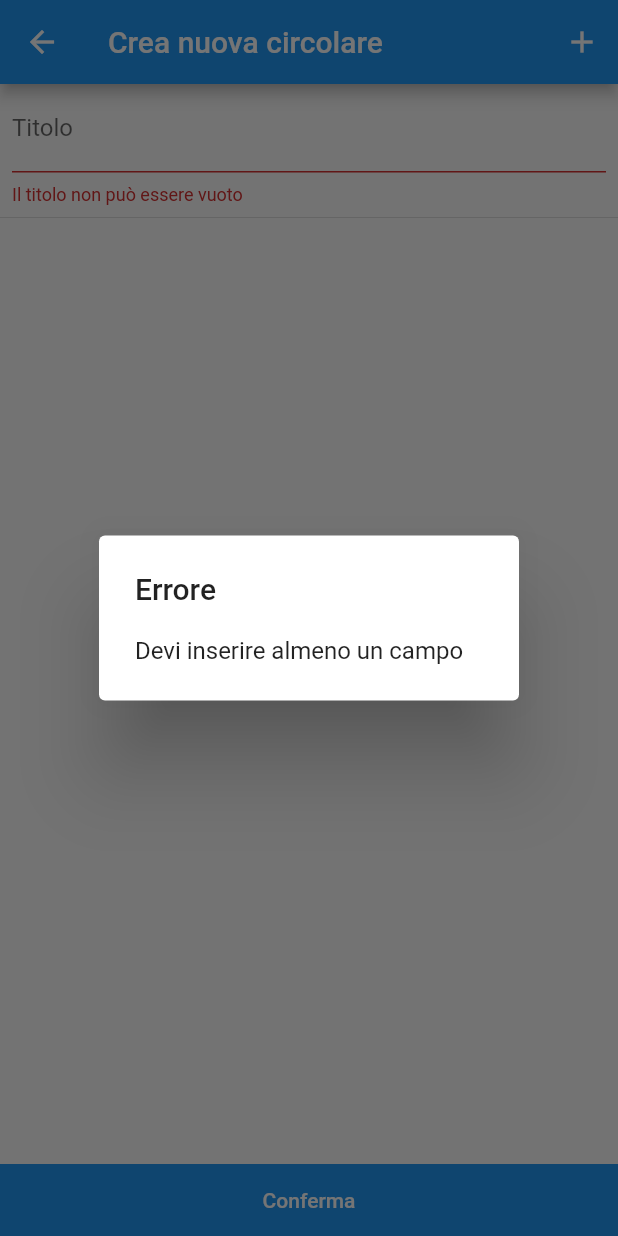
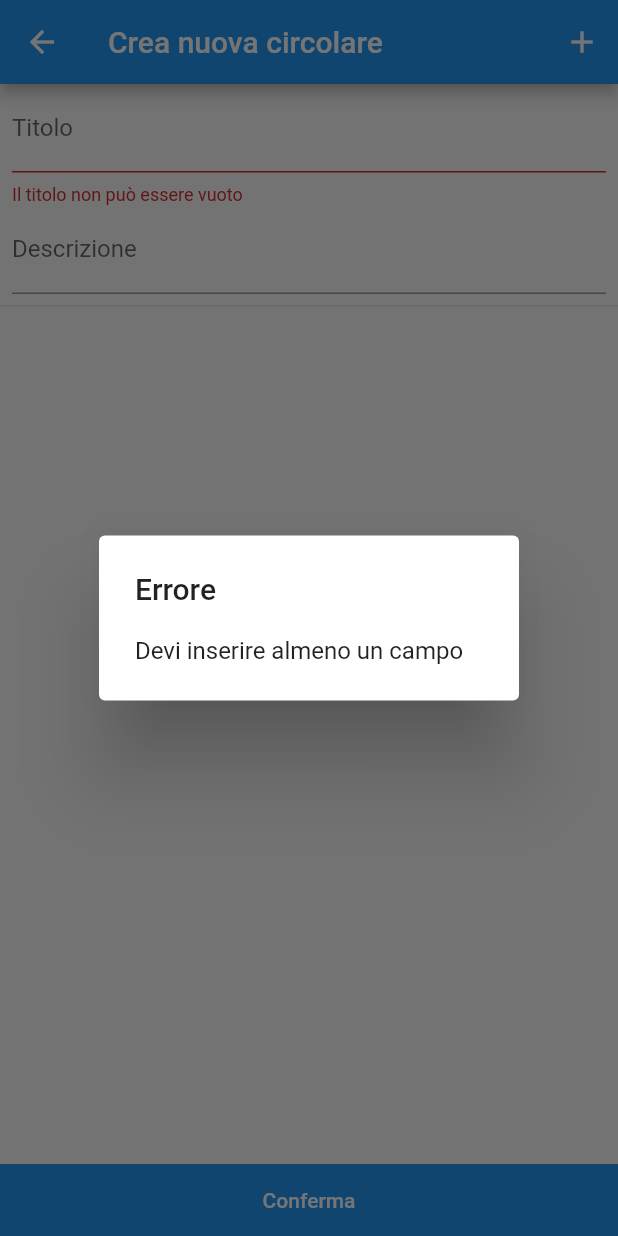
Before and after one commit to alex-sandri/circolari-online, a Flutter app: the CreateCircolarePage screen opened directly, after a tap on "Conferma", on a phone screen of 412 x 824 dp. Run offline on Flutter 3.47's test engine with Material 2 defaults, Android fonts, the light colour scheme and no system bars; our stand-ins replace cloud_firestore, cloud_functions, firebase_auth, firebase_core, qr_flutter; missing offline and left inert: barcode_scan; accounts and stored records are empty.

Commit message:
Add description input

```diff
--- a/lib/widgets/CreateCircolarePage.dart
+++ b/lib/widgets/CreateCircolarePage.dart
@@ -11,6 +11,8 @@ class _CreateCircolarePageState extends State<CreateCircolarePage> {
   final List<CircolareField> _fields = [];
 
   final TextEditingController _titleController = TextEditingController();
+
+  final TextEditingController _descriptionController = TextEditingController();
 
   String _titleError;
 
@@ -196,6 +198,17 @@ class _CreateCircolarePageState extends State<CreateCircolarePage> {
                   onChanged: (value) => setState(() => _titleError = null),
                 ),
               ),
+              Padding(
+                padding: const EdgeInsets.symmetric(horizontal: 8),
+                child: TextFormField(
+                  controller: _descriptionController,
+                  keyboardType: TextInputType.multiline,
+                  maxLines: null,
+                  decoration: InputDecoration(
+                    labelText: "Descrizione",
+                  ),
+                ),
+              ),
               Divider(),
               Expanded(
                 child: ListView.builder(
```
